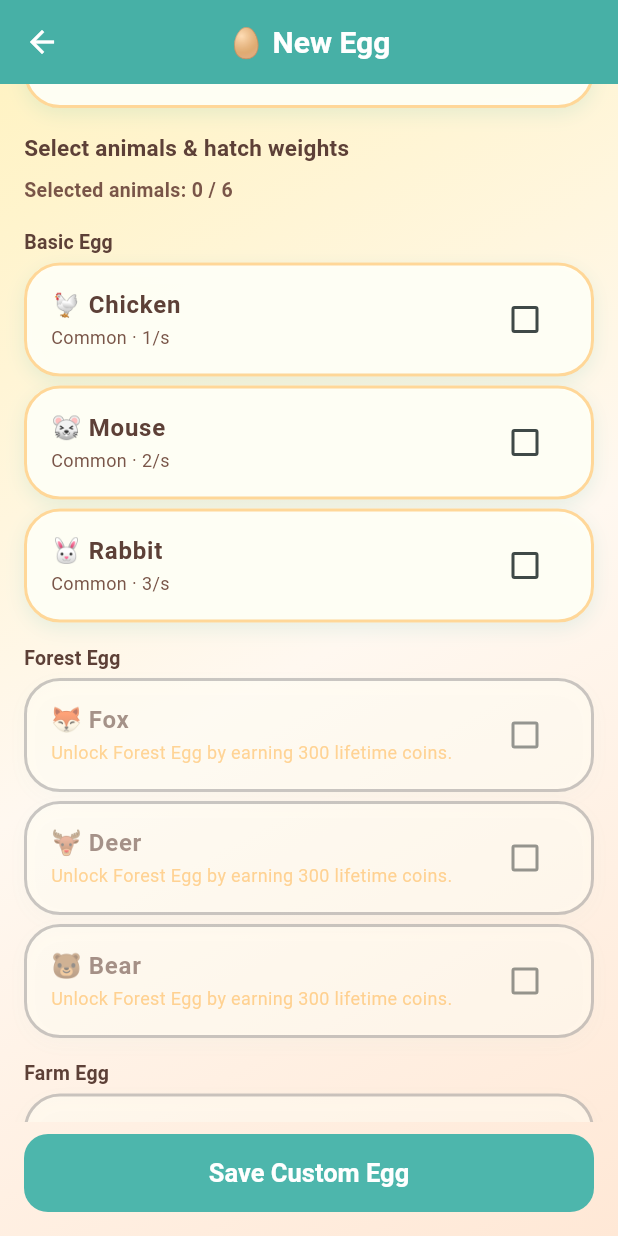
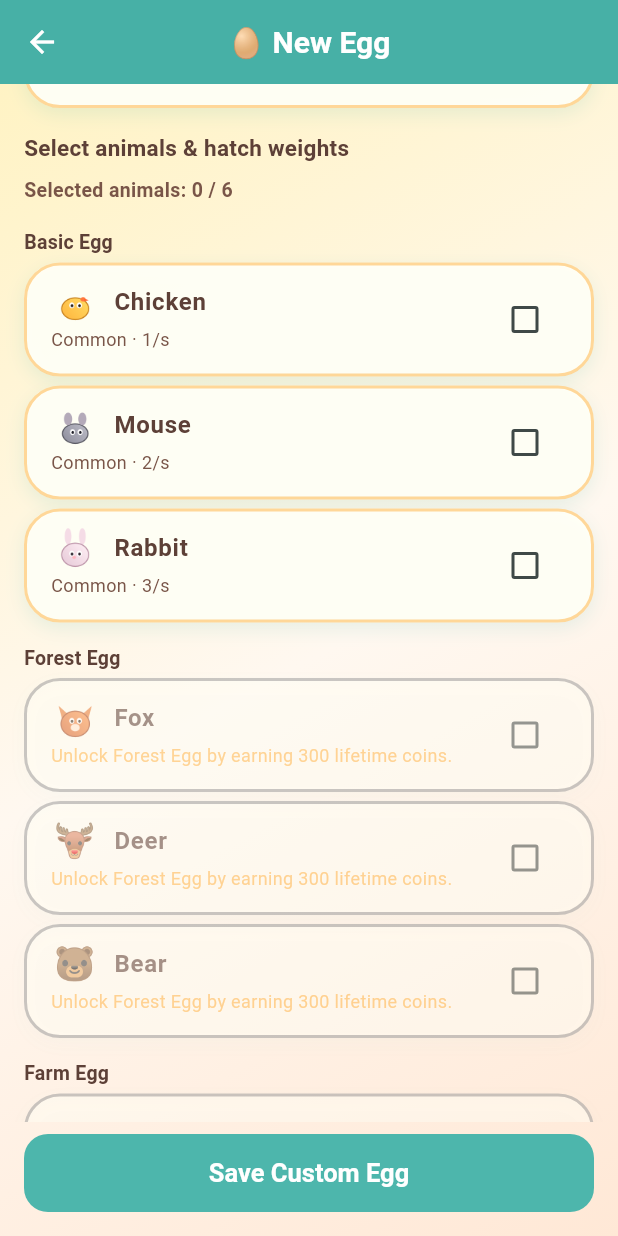
Before and after one commit to dezthegoat12345-beep/egg_hatchers, a Flutter app: the CustomEggEditorScreen screen opened directly with empty values, scrolled down 576 dp, on a phone screen of 412 x 824 dp. Run offline on Flutter 3.47's test engine with Material 3 defaults, Android fonts, the phone set to English and light mode, and no system bars; our stand-ins replace shared_preferences; accounts and stored records are empty.

Commit message:
Use sprites in custom egg screens

```diff
--- a/lib/screens/custom_egg_editor_screen.dart
+++ b/lib/screens/custom_egg_editor_screen.dart
@@ -6,6 +6,7 @@ import '../models/animal.dart';
 import '../models/background_theme.dart';
 import '../models/custom_egg.dart';
 import '../services/custom_egg_service.dart';
+import '../services/custom_sprite_service.dart';
 import '../services/game_service.dart';
 import '../services/preferences_service.dart';
 import '../theme/game_theme.dart';
@@ -13,6 +14,7 @@ import '../utils/custom_egg_logic.dart';
 import '../utils/format_utils.dart';
 import '../utils/snackbar_utils.dart';
 import '../widgets/game_background.dart';
+import '../widgets/game_sprite.dart';
 
 /// Form for creating or editing a custom egg.
 class CustomEggEditorScreen extends StatefulWidget {
@@ -21,12 +23,14 @@ class CustomEggEditorScreen extends StatefulWidget {
     required this.game,
     required this.preferences,
     required this.customEggs,
+    required this.customSprites,
     this.existing,
   });
 
   final GameService game;
   final PreferencesService preferences;
   final CustomEggService customEggs;
+  final CustomSpriteService customSprites;
   final CustomEgg? existing;
 
   @override
@@ -192,6 +196,7 @@ class _CustomEggEditorScreenState extends State<CustomEggEditorScreen> {
       key: ValueKey(animal.id),
       animal: animal,
       theme: theme,
+      customSprites: widget.customSprites,
       selected: selected,
       locked: !unlocked,
       lockedSelected: lockedSelected,
@@ -357,7 +362,7 @@ class _CustomEggEditorScreenState extends State<CustomEggEditorScreen> {
   @override
   Widget build(BuildContext context) {
     return ListenableBuilder(
-      listenable: widget.preferences,
+      listenable: Listenable.merge([widget.preferences, widget.customSprites]),
       builder: (context, _) {
         final theme = widget.preferences.selectedTheme;
         final draft = _buildDraftEgg();
@@ -640,6 +645,7 @@ class _AnimalWeightTile extends StatelessWidget {
     super.key,
     required this.animal,
     required this.theme,
+    required this.customSprites,
     required this.selected,
     required this.locked,
     required this.lockedSelected,
@@ -653,6 +659,7 @@ class _AnimalWeightTile extends StatelessWidget {
 
   final Animal animal;
   final BackgroundTheme theme;
+  final CustomSpriteService customSprites;
   final bool selected;
   final bool locked;
   final bool lockedSelected;
@@ -682,12 +689,28 @@ class _AnimalWeightTile extends StatelessWidget {
               CheckboxListTile(
                 value: selected,
                 activeColor: theme.primaryColor,
-                title: Text(
-                  '${animal.emoji} ${animal.name}',
-                  style: TextStyle(
-                    fontWeight: FontWeight.w600,
-                    color: theme.cardTextPrimaryColor,
-                  ),
+                title: Row(
+                  children: [
+                    GameSprite(
+                      customSprite:
+                          customSprites.getDisplaySprite(animal.id),
+                      spritePath: animal.spritePath,
+                      fallbackEmoji: animal.emoji,
+                      size: 32,
+                      semanticLabel: animal.name,
+                      emojiFontSize: 22,
+                    ),
+                    const SizedBox(width: 10),
+                    Expanded(
+                      child: Text(
+                        animal.name,
+                        style: TextStyle(
+                          fontWeight: FontWeight.w600,
+                          color: theme.cardTextPrimaryColor,
+                        ),
+                      ),
+                    ),
+                  ],
                 ),
                 subtitle: Text(
                   locked && lockMessage != null
--- a/lib/screens/shop_screen.dart
+++ b/lib/screens/shop_screen.dart
@@ -40,6 +40,7 @@ class ShopScreen extends StatelessWidget {
           game: game,
           preferences: preferences,
           customEggs: customEggs,
+          customSprites: customSprites,
         ),
       ),
     );
@@ -54,6 +55,7 @@ class ShopScreen extends StatelessWidget {
           game: game,
           preferences: preferences,
           customEggs: customEggs,
+          customSprites: customSprites,
         ),
       ),
     );
@@ -102,7 +104,7 @@ class ShopScreen extends StatelessWidget {
   @override
   Widget build(BuildContext context) {
     return ListenableBuilder(
-      listenable: Listenable.merge([game, preferences, customEggs]),
+      listenable: Listenable.merge([game, preferences, customEggs, customSprites]),
       builder: (context, _) {
         final bg = preferences.selectedTheme;
         final lifetime = game.lifetimeCoinsEarned;
@@ -203,6 +205,7 @@ class ShopScreen extends StatelessWidget {
                                             canAfford: game.canAfford(eggModel),
                                             lifetimeCoinsEarned: lifetime,
                                             isCustomEgg: true,
+                                            customSprites: customSprites,
                                             onBuy: () => _buyAndHatch(
                                               context,
                                               eggModel,
--- a/lib/widgets/egg_card.dart
+++ b/lib/widgets/egg_card.dart
@@ -4,6 +4,7 @@ import '../data/game_data.dart';
 import '../models/animal.dart';
 import '../models/background_theme.dart';
 import '../models/egg.dart';
+import '../services/custom_sprite_service.dart';
 import '../theme/game_theme.dart';
 import '../utils/format_utils.dart';
 import 'game_sprite.dart';
@@ -19,6 +20,7 @@ class EggCard extends StatelessWidget {
     required this.onBuy,
     required this.theme,
     this.isCustomEgg = false,
+    this.customSprites,
   });
 
   final Egg egg;
@@ -28,6 +30,7 @@ class EggCard extends StatelessWidget {
   final VoidCallback onBuy;
   final BackgroundTheme theme;
   final bool isCustomEgg;
+  final CustomSpriteService? customSprites;
 
   @override
   Widget build(BuildContext context) {
@@ -180,6 +183,8 @@ class EggCard extends StatelessWidget {
                       width: 24,
                       height: 24,
                       child: GameSprite(
+                        customSprite:
+                            customSprites?.getDisplaySprite(animal.id),
                         spritePath: animal.spritePath,
                         fallbackEmoji: animal.emoji,
                         size: 24,
```
Also changed, not shown: lib/screens/custom_eggs_screen.dart (+36 -1 lines).
